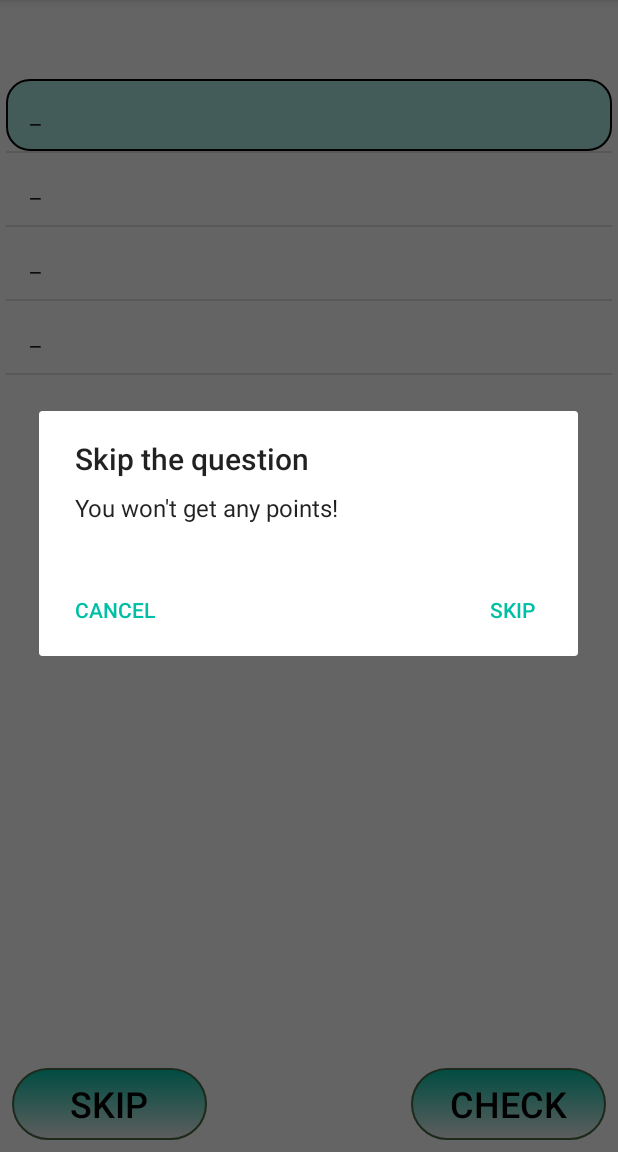
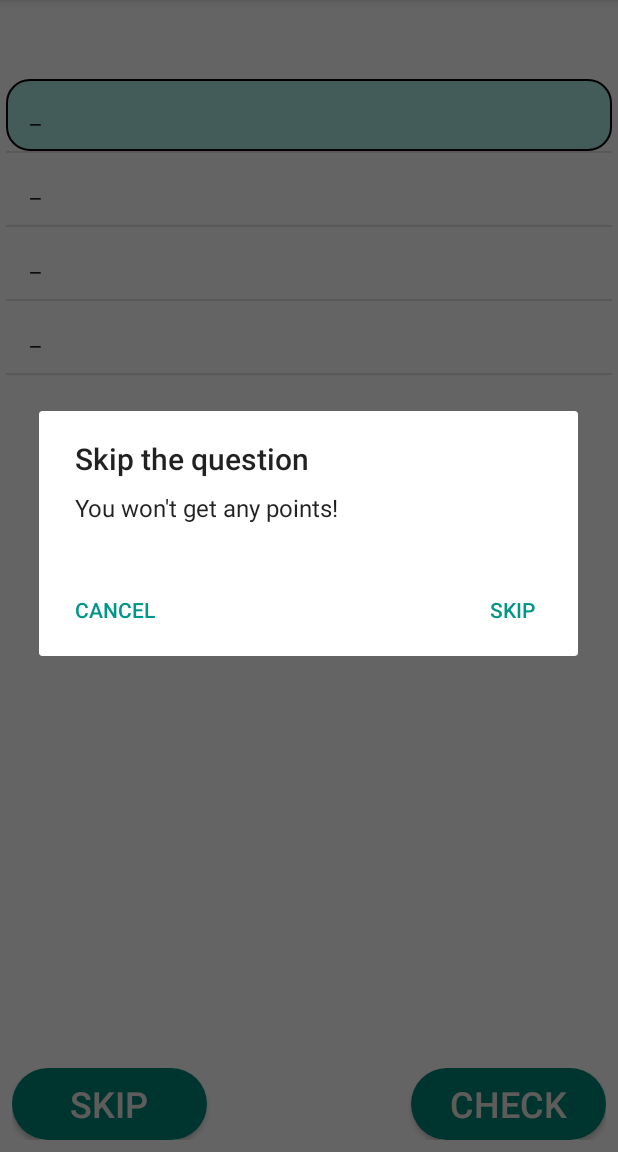
Before and after one commit to Mathless/MuseumQuests, an Android app: the Question screen opened directly, with no data from a screen before it, after a tap on "SKIP", on a phone screen of 412 x 824 dp, the part 84-1236 px from its top. Run offline under Robolectric (Android 15) with nearby library versions, the phone set to English and light mode, and no system bars; our stand-ins replace Firebase (no records; nobody signed in at launch, a user with empty details on screens opened directly); 1 other tap on this screen came first.

Commit message:
Added ripple effect on buttons, changed buttons text colors.

```diff
--- a/app/src/main/res/drawable/button_start.xml
+++ b/app/src/main/res/drawable/button_start.xml
@@ -1,35 +1,21 @@
 <?xml version="1.0" encoding="utf-8"?>
-    <!--<stroke-->
-        <!--android:color="#00BFA5"-->
-        <!--android:width="4dp"></stroke>-->
-    <!--<corners-->
-        <!--android:radius="30dp"></corners>-->
-    <!--<solid android:color="#5200BFA5"></solid>-->
-    <selector xmlns:android="http://schemas.android.com/apk/res/android">
-        <item android:state_pressed="true" >
-            <shape>
-                <solid
-                        android:color="#A815CAB4" />
-                <stroke
-                        android:width="4dp"
-                        android:color="#5200BFA5" />
-                <corners
-                        android:radius="30dp" />
+<ripple xmlns:android="http://schemas.android.com/apk/res/android"
+    android:color="@color/colorPrimaryDark">
+    <item android:id="@android:id/mask">
+        <shape android:shape="rectangle">
+            <solid android:color="@color/colorPrimaryLight" />
+            <corners android:radius="30dp" />
+        </shape>
+    </item>
 
-            </shape>
-        </item>
-        <item>
-            <shape>
-                <gradient
-                        android:startColor="#00BFA5"
-                        android:endColor="#0F000000"
-                        android:angle="270" />
-                <stroke
-                        android:width="1dp"
-                        android:color="#466844" />
-                <corners
-                        android:radius="30dp" />
-
-            </shape>
-        </item>
-    </selector>
+    <item android:id="@android:id/background">
+        <shape android:shape="rectangle">
+            <gradient
+                android:angle="90"
+                android:endColor="@color/colorPrimary"
+                android:startColor="@color/colorPrimary"
+                android:type="linear" />
+            <corners android:radius="30dp" />
+        </shape>
+    </item>
+</ripple>
--- a/app/src/main/res/layout/activity_home.xml
+++ b/app/src/main/res/layout/activity_home.xml
@@ -92,7 +92,7 @@
             android:layout_alignParentBottom="true"
             android:layout_margin="8dp"
             android:background="@drawable/button_start"
-            android:layout_centerHorizontal="true" android:textColor="@color/black"
+            android:layout_centerHorizontal="true" android:textColor="#ede7e3"
             />
 
 </RelativeLayout>
--- a/app/src/main/res/layout/activity_question.xml
+++ b/app/src/main/res/layout/activity_question.xml
@@ -50,7 +50,7 @@
                 android:background="@drawable/button_start"
                 android:id="@+id/button_skip"
                 android:textSize="24sp"
-                android:textColor="@color/black"/>
+                android:textColor="#ede7e3"/>
         <Button
                 android:text="@string/check"
                 android:layout_width="130dp"
@@ -59,7 +59,7 @@
                 android:background="@drawable/button_start"
                 android:layout_alignParentEnd="true"
                 android:textSize="24sp"
-                android:textColor="@color/black"/>
+                android:textColor="#ede7e3"/>
     </RelativeLayout>
 
 </RelativeLayout>
--- a/app/src/main/res/layout/activity_result.xml
+++ b/app/src/main/res/layout/activity_result.xml
@@ -33,7 +33,7 @@ android:gravity="center">
             android:id="@+id/gotohomefromresult"
             android:layout_gravity="center"
             android:textSize="24sp"
-            android:textColor="@color/black"
+            android:textColor="#ede7e3"
             android:background="@drawable/button_start"
             android:layout_margin="24dp"/>
 </LinearLayout>
--- a/app/src/main/res/layout/activity_start.xml
+++ b/app/src/main/res/layout/activity_start.xml
@@ -72,6 +72,7 @@
         <Button android:layout_width="match_parent" android:layout_height="wrap_content"
                 android:background="@drawable/button_start"
                 android:text="@string/sign_in"
+
                 android:textColor="#FFFFFF"
                 android:id="@+id/buttonStart"
                 android:textSize="16sp"
--- a/app/src/main/res/values/colors.xml
+++ b/app/src/main/res/values/colors.xml
@@ -2,7 +2,8 @@
 <resources>
     <color name="colorPrimary">#008577</color>
     <color name="colorPrimaryDark">#00574B</color>
-    <color name="colorAccent">#00BFA5</color>
+    <color name="colorPrimaryLight">#3dccc7</color>
+    <color name="colorAccent">#009688</color>
     <color name="colorAppTitles">#000000</color>
     <color name="black">#000000</color>
     <color name="bordersColor">#D81B1B</color>
```
